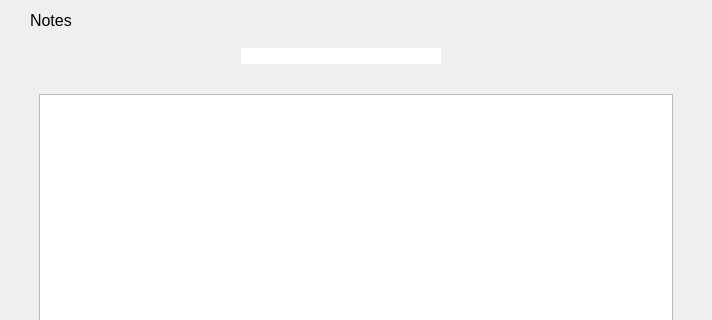
Before: the Qt Designer form src/NotesManagement.ui in mooltipass/moolticute, drawn with Qt 5; both pictures show x 0 to 712 and y 0 to 320 of the 712 by 520 pixel window.
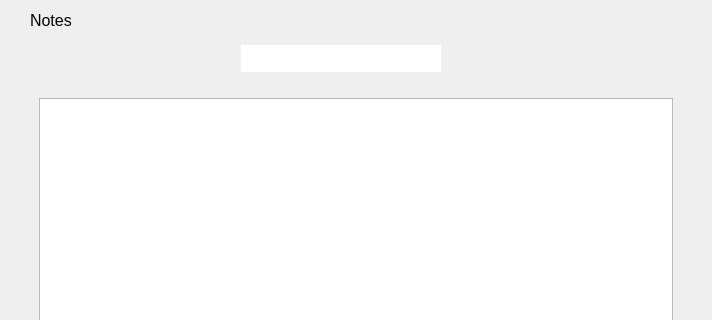
After: the same form once the commit is applied. The open tabs and pages were chosen to show the change.

Commit message: [BLE] Adjust Notes UI, fix notes cache on gui side

Diff of the .ui file:
```diff
--- a/src/NotesManagement.ui
+++ b/src/NotesManagement.ui
@@ -138,9 +138,17 @@
              <height>16777215</height>
             </size>
            </property>
+           <property name="font">
+            <font>
+             <pointsize>16</pointsize>
+            </font>
+           </property>
            <property name="frame">
             <bool>false</bool>
            </property>
+           <property name="alignment">
+            <set>Qt::AlignCenter</set>
+           </property>
            <property name="readOnly">
             <bool>true</bool>
            </property>
```
Left out of the diff: 6 changed lines with no effect on the pictures. The commit also changes 2 other files.
